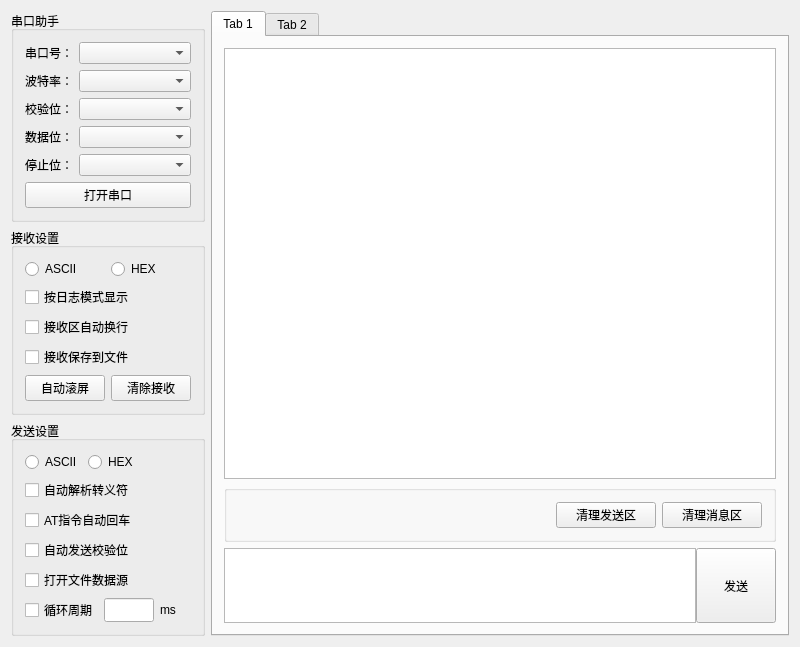
wangdong1328/QtProjects, file SerialAssistant/SerialAssistant.ui: the form before one commit.
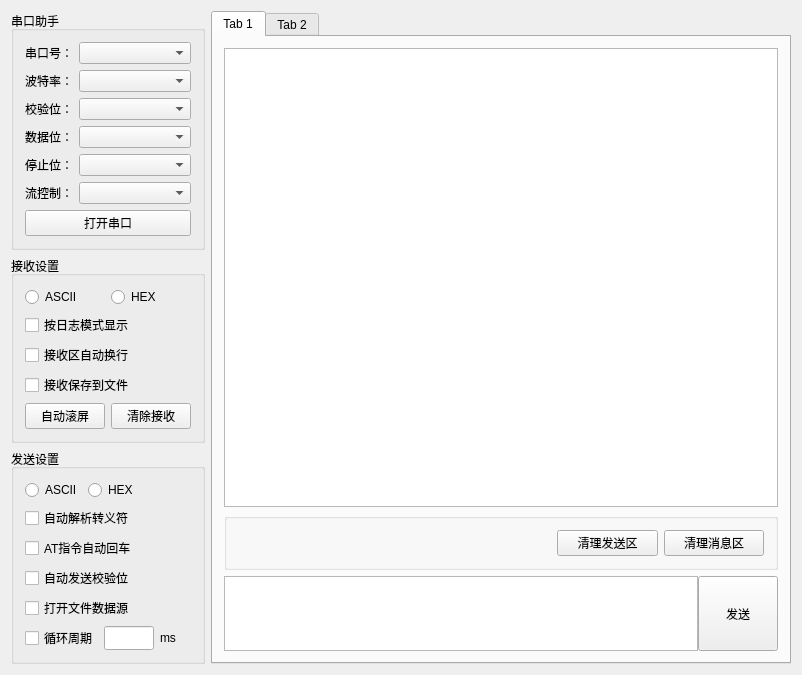
The form after the commit.

Commit message: 上传串口代码修改

What changed in the file:
```diff
--- a/SerialAssistant/SerialAssistant.ui
+++ b/SerialAssistant/SerialAssistant.ui
@@ -6,18 +6,24 @@
    <rect>
     <x>0</x>
     <y>0</y>
-    <width>800</width>
+    <width>802</width>
     <height>600</height>
    </rect>
   </property>
   <property name="windowTitle">
    <string>SerialAssistant</string>
   </property>
-  <layout class="QHBoxLayout" name="horizontalLayout_3" stretch="1,6">
+  <layout class="QHBoxLayout" name="horizontalLayout_3" stretch="1,5">
    <item>
     <layout class="QVBoxLayout" name="verticalLayout_2">
      <item>
       <widget class="QGroupBox" name="groupBox">
+       <property name="maximumSize">
+        <size>
+         <width>200</width>
+         <height>16777215</height>
+        </size>
+       </property>
        <property name="title">
         <string>串口助手</string>
        </property>
@@ -72,7 +78,17 @@
         <item row="4" column="1">
          <widget class="QComboBox" name="comboBox_stop"/>
         </item>
-        <item row="5" column="0" colspan="2">
+        <item row="5" column="0">
+         <widget class="QLabel" name="label_10">
+          <property name="text">
+           <string>流控制：</string>
+          </property>
+         </widget>
+        </item>
+        <item row="5" column="1">
+         <widget class="QComboBox" name="comboBox_flow"/>
+        </item>
+        <item row="6" column="0" colspan="2">
          <widget class="QPushButton" name="pushButton_open">
           <property name="text">
            <string>打开串口</string>
@@ -223,6 +239,18 @@
    </item>
    <item>
     <widget class="QTabWidget" name="tabWidget">
+     <property name="minimumSize">
+      <size>
+       <width>0</width>
+       <height>0</height>
+      </size>
+     </property>
+     <property name="maximumSize">
+      <size>
+       <width>16777215</width>
+       <height>16777215</height>
+      </size>
+     </property>
      <property name="currentIndex">
       <number>0</number>
      </property>
```
The commit also changes 2 other files.
